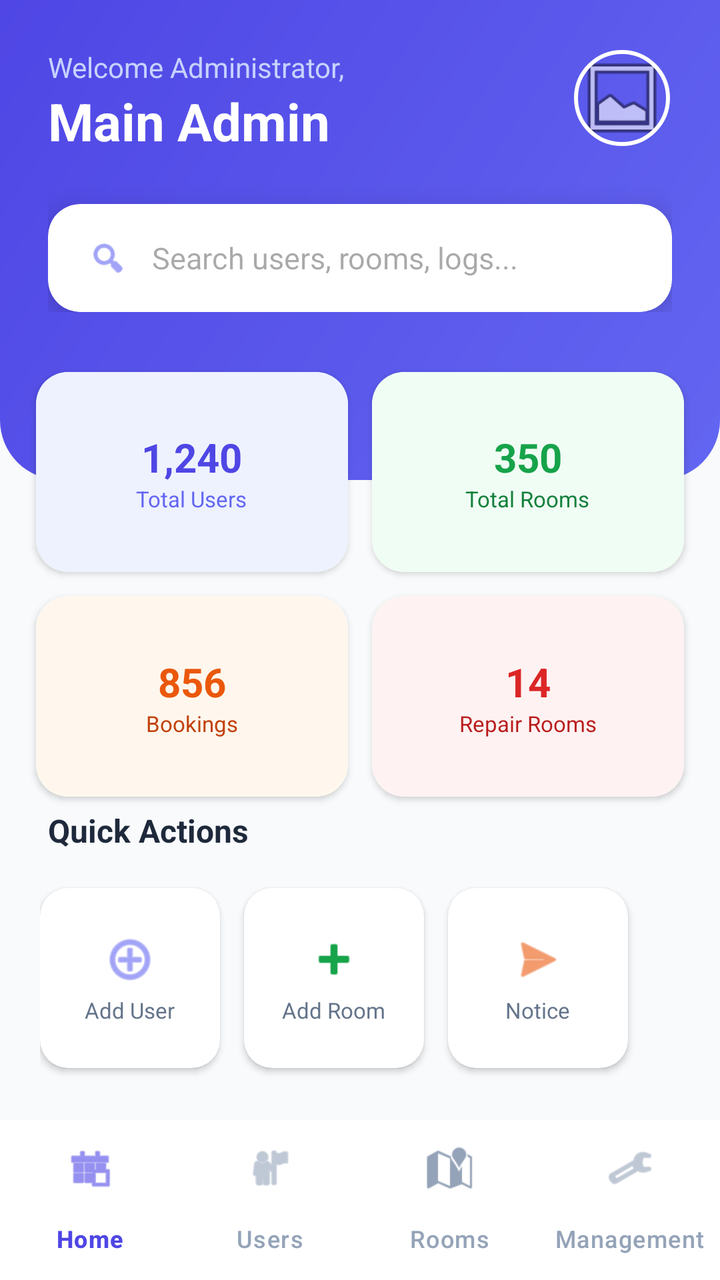
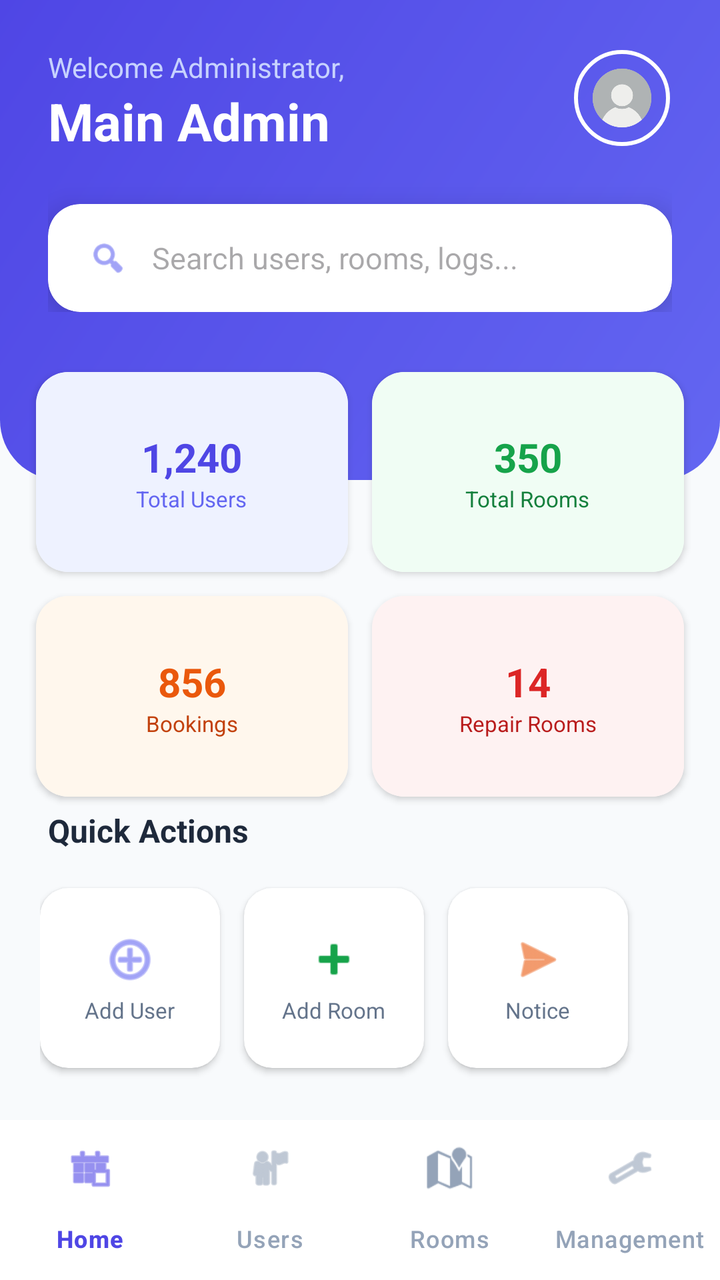

Compare the two renders of this Android layout. The source of the first and the diff that turns it into the second are given below.
<!-- AndroidManifest.xml: application theme Theme.UTMSPACE_HostelBookingSystem -->
<!-- res/layout/activity_admin_dashboard.xml -->
<?xml version="1.0" encoding="utf-8"?>
<androidx.constraintlayout.widget.ConstraintLayout xmlns:android="http://schemas.android.com/apk/res/android"
    xmlns:app="http://schemas.android.com/apk/res-auto"
    xmlns:tools="http://schemas.android.com/tools"
    android:id="@+id/main"
    android:layout_width="match_parent"
    android:layout_height="match_parent"
    android:background="#F8FAFC"
    tools:context=".AdminDashboardActivity">

    
    <View
        android:id="@+id/topHeaderBg"
        android:layout_width="match_parent"
        android:layout_height="240dp"
        android:background="@drawable/dashboard_gradient"
        app:layout_constraintTop_toTopOf="parent" />

    
    <LinearLayout
        android:id="@+id/headerTextLayer"
        android:layout_width="match_parent"
        android:layout_height="wrap_content"
        android:orientation="vertical"
        android:padding="24dp"
        app:layout_constraintTop_toTopOf="parent">

        <RelativeLayout
            android:layout_width="match_parent"
            android:layout_height="wrap_content"
            android:layout_marginBottom="24dp">

            <LinearLayout
                android:layout_width="wrap_content"
                android:layout_height="wrap_content"
                android:orientation="vertical">
                <TextView
                    android:layout_width="wrap_content"
                    android:layout_height="wrap_content"
                    android:text="Welcome Administrator,"
                    android:textColor="#C7D2FE"
                    android:textSize="14sp" />
                <TextView
                    android:id="@+id/tvAdminName"
                    android:layout_width="wrap_content"
                    android:layout_height="wrap_content"
                    android:text="Main Admin"
                    android:textColor="#FFFFFF"
                    android:textSize="26sp"
                    android:textStyle="bold" />
            </LinearLayout>

            <com.google.android.material.imageview.ShapeableImageView
                android:id="@+id/btnAdminProfile"
                android:layout_width="50dp"
                android:layout_height="50dp"
                android:layout_alignParentEnd="true"
                android:src="@android:drawable/ic_menu_gallery"
                android:padding="2dp"
                app:shapeAppearanceOverlay="@style/CircleImage"
                app:strokeColor="#FFFFFF"
                app:strokeWidth="2dp" />
        </RelativeLayout>

        <androidx.cardview.widget.CardView
            android:id="@+id/searchCard"
            android:layout_width="match_parent"
            android:layout_height="54dp"
            app:cardCornerRadius="16dp"
            app:cardElevation="8dp"
            app:cardBackgroundColor="#FFFFFF">
            <LinearLayout
                android:layout_width="match_parent"
                android:layout_height="match_parent"
                android:gravity="center_vertical"
                android:paddingStart="20dp">
                <ImageView
                    android:layout_width="20dp"
                    android:layout_height="20dp"
                    android:src="@android:drawable/ic_menu_search"
                    app:tint="#6366F1" />
                <EditText
                    android:id="@+id/etAdminSearch"
                    android:layout_width="match_parent"
                    android:layout_height="wrap_content"
                    android:hint="Search users, rooms, logs..."
                    android:background="@android:color/transparent"
                    android:paddingStart="12dp"
                    android:textSize="15sp"
                    android:textColor="#1E293B"
                    android:inputType="text"/>
            </LinearLayout>
        </androidx.cardview.widget.CardView>
    </LinearLayout>

    
    <GridLayout
        android:id="@+id/statsGrid"
        android:layout_width="match_parent"
        android:layout_height="0dp"
        android:columnCount="2"
        android:rowCount="2"
        android:paddingHorizontal="12dp"
        app:layout_constraintTop_toBottomOf="@id/headerTextLayer"
        app:layout_constraintBottom_toTopOf="@id/tvQuickActionsLabel"
        app:layout_constraintVertical_weight="1">

        
        <androidx.cardview.widget.CardView
            android:layout_width="0dp"
            android:layout_height="0dp"
            android:layout_columnWeight="1"
            android:layout_rowWeight="1"
            android:layout_margin="6dp"
            app:cardCornerRadius="16dp"
            app:cardElevation="2dp">
            <LinearLayout
                android:layout_width="match_parent"
                android:layout_height="match_parent"
                android:gravity="center"
                android:orientation="vertical"
                android:background="#EEF2FF">
                <TextView
                    android:id="@+id/tvTotalUsers"
                    android:layout_width="wrap_content"
                    android:layout_height="wrap_content"
                    android:text="1,240"
                    android:textColor="#4F46E5"
                    android:textSize="20sp"
                    android:textStyle="bold" />
                <TextView
                    android:layout_width="wrap_content"
                    android:layout_height="wrap_content"
                    android:text="Total Users"
                    android:textColor="#6366F1"
                    android:textSize="11sp" />
            </LinearLayout>
        </androidx.cardview.widget.CardView>

        
        <androidx.cardview.widget.CardView
            android:layout_width="0dp"
            android:layout_height="0dp"
            android:layout_columnWeight="1"
            android:layout_rowWeight="1"
            android:layout_margin="6dp"
            app:cardCornerRadius="16dp"
            app:cardElevation="2dp">
            <LinearLayout
                android:layout_width="match_parent"
                android:layout_height="match_parent"
                android:gravity="center"
                android:orientation="vertical"
                android:background="#F0FDF4">
                <TextView
                    android:id="@+id/tvTotalRooms"
                    android:layout_width="wrap_content"
                    android:layout_height="wrap_content"
                    android:text="350"
                    android:textColor="#16A34A"
                    android:textSize="20sp"
                    android:textStyle="bold" />
                <TextView
                    android:layout_width="wrap_content"
                    android:layout_height="wrap_content"
                    android:text="Total Rooms"
                    android:textColor="#15803D"
                    android:textSize="11sp" />
            </LinearLayout>
        </androidx.cardview.widget.CardView>

        
        <androidx.cardview.widget.CardView
            android:layout_width="0dp"
            android:layout_height="0dp"
            android:layout_columnWeight="1"
            android:layout_rowWeight="1"
            android:layout_margin="6dp"
            app:cardCornerRadius="16dp"
            app:cardElevation="2dp">
            <LinearLayout
                android:layout_width="match_parent"
                android:layout_height="match_parent"
                android:gravity="center"
                android:orientation="vertical"
                android:background="#FFF7ED">
                <TextView
                    android:id="@+id/tvTotalBookings"
                    android:layout_width="wrap_content"
                    android:layout_height="wrap_content"
                    android:text="856"
                    android:textColor="#EA580C"
                    android:textSize="20sp"
                    android:textStyle="bold" />
                <TextView
                    android:layout_width="wrap_content"
                    android:layout_height="wrap_content"
                    android:text="Bookings"
                    android:textColor="#C2410C"
                    android:textSize="11sp" />
            </LinearLayout>
        </androidx.cardview.widget.CardView>

        
        <androidx.cardview.widget.CardView
            android:layout_width="0dp"
            android:layout_height="0dp"
            android:layout_columnWeight="1"
            android:layout_rowWeight="1"
            android:layout_margin="6dp"
            app:cardCornerRadius="16dp"
            app:cardElevation="2dp">
            <LinearLayout
                android:layout_width="match_parent"
                android:layout_height="match_parent"
                android:gravity="center"
                android:orientation="vertical"
                android:background="#FEF2F2">
                <TextView
                    android:id="@+id/tvRepairRooms"
                    android:layout_width="wrap_content"
                    android:layout_height="wrap_content"
                    android:text="14"
                    android:textColor="#DC2626"
                    android:textSize="20sp"
                    android:textStyle="bold" />
                <TextView
                    android:layout_width="wrap_content"
                    android:layout_height="wrap_content"
                    android:text="Repair Rooms"
                    android:textColor="#B91C1C"
                    android:textSize="11sp" />
            </LinearLayout>
        </androidx.cardview.widget.CardView>
    </GridLayout>

    
    <TextView
        android:id="@+id/tvQuickActionsLabel"
        android:layout_width="wrap_content"
        android:layout_height="wrap_content"
        android:layout_marginStart="24dp"
        android:layout_marginBottom="8dp"
        android:text="Quick Actions"
        android:textColor="#1E293B"
        android:textSize="16sp"
        android:textStyle="bold"
        app:layout_constraintBottom_toTopOf="@id/quickActionsScroll"
        app:layout_constraintStart_toStartOf="parent" />

    <HorizontalScrollView
        android:id="@+id/quickActionsScroll"
        android:layout_width="match_parent"
        android:layout_height="110dp"
        android:layout_marginBottom="16dp"
        android:scrollbars="none"
        android:paddingStart="20dp"
        android:clipToPadding="false"
        app:layout_constraintBottom_toTopOf="@id/bottomNavigation">

        <LinearLayout
            android:layout_width="wrap_content"
            android:layout_height="match_parent"
            android:gravity="center_vertical"
            android:orientation="horizontal">

            
            <androidx.cardview.widget.CardView
                android:layout_width="90dp"
                android:layout_height="90dp"
                android:layout_marginEnd="12dp"
                app:cardCornerRadius="14dp"
                app:cardBackgroundColor="#FFFFFF">
                <LinearLayout
                    android:layout_width="match_parent"
                    android:layout_height="match_parent"
                    android:gravity="center"
                    android:orientation="vertical">
                    <ImageView
                        android:layout_width="28dp"
                        android:layout_height="28dp"
                        android:src="@android:drawable/ic_menu_add"
                        app:tint="#6366F1" />
                    <TextView
                        android:layout_width="wrap_content"
                        android:layout_height="wrap_content"
                        android:text="Add User"
                        android:textSize="11sp"
                        android:layout_marginTop="4dp"
                        android:textColor="#64748B" />
                </LinearLayout>
            </androidx.cardview.widget.CardView>

            <androidx.cardview.widget.CardView
                android:layout_width="90dp"
                android:layout_height="90dp"
                android:layout_marginEnd="12dp"
                app:cardCornerRadius="14dp"
                app:cardBackgroundColor="#FFFFFF">
                <LinearLayout
                    android:layout_width="match_parent"
                    android:layout_height="match_parent"
                    android:gravity="center"
                    android:orientation="vertical">
                    <ImageView
                        android:layout_width="28dp"
                        android:layout_height="28dp"
                        android:src="@android:drawable/ic_input_add"
                        app:tint="#16A34A" />
                    <TextView
                        android:layout_width="wrap_content"
                        android:layout_height="wrap_content"
                        android:text="Add Room"
                        android:textSize="11sp"
                        android:layout_marginTop="4dp"
                        android:textColor="#64748B" />
                </LinearLayout>
            </androidx.cardview.widget.CardView>

            <androidx.cardview.widget.CardView
                android:layout_width="90dp"
                android:layout_height="90dp"
                android:layout_marginEnd="12dp"
                app:cardCornerRadius="14dp"
                app:cardBackgroundColor="#FFFFFF">
                <LinearLayout
                    android:layout_width="match_parent"
                    android:layout_height="match_parent"
                    android:gravity="center"
                    android:orientation="vertical">
                    <ImageView
                        android:layout_width="28dp"
                        android:layout_height="28dp"
                        android:src="@android:drawable/ic_menu_send"
                        app:tint="#EA580C" />
                    <TextView
                        android:layout_width="wrap_content"
                        android:layout_height="wrap_content"
                        android:text="Notice"
                        android:textSize="11sp"
                        android:layout_marginTop="4dp"
                        android:textColor="#64748B" />
                </LinearLayout>
            </androidx.cardview.widget.CardView>

        </LinearLayout>
    </HorizontalScrollView>

    
    <com.google.android.material.bottomnavigation.BottomNavigationView
        android:id="@+id/bottomNavigation"
        style="@style/BottomNavStyle"
        android:layout_width="match_parent"
        android:layout_height="80dp"
        app:elevation="8dp"
        app:layout_constraintBottom_toBottomOf="parent"
        app:menu="@menu/admin_nav_menu"
        tools:ignore="VisualLintBottomNav" />

</androidx.constraintlayout.widget.ConstraintLayout>
<!-- resources referenced by this layout -->
<resources>
  <!-- drawable dashboard_gradient (drawable) -->
  <?xml version="1.0" encoding="utf-8"?>
  <shape xmlns:android="http://schemas.android.com/apk/res/android">
      <gradient
          android:startColor="#6366F1"
          android:endColor="#4F46E5"
          android:angle="135"/>
      <corners android:bottomLeftRadius="30dp" android:bottomRightRadius="30dp" />
  </shape>
  <style name="BottomNavStyle" parent="Widget.Material3.BottomNavigationView">
          
          <item name="backgroundTint">@color/white</item>
  
          
          <item name="itemIconTint">@color/nav_item_colors</item>
          <item name="itemTextColor">@color/nav_item_colors</item>
  
          
          <item name="itemActiveIndicatorStyle">@style/App.ActiveIndicator</item>
  
          
          <item name="labelVisibilityMode">labeled</item>
  
          
          <item name="itemTextAppearanceActive">@style/BottomNavText.Active</item>
          <item name="itemTextAppearanceInactive">@style/BottomNavText.Inactive</item>
      </style>
  <style name="CircleImage">
          <item name="cornerSize">50%</item>
      </style>
  <style name="Theme.UTMSPACE_HostelBookingSystem" parent="Base.Theme.UTMSPACE_HostelBookingSystem" />
  <color name="white">#FFFFFFFF</color>
  <style name="App.ActiveIndicator" parent="Widget.Material3.BottomNavigationView.ActiveIndicator">
          
          <item name="android:color">#EEF2FF</item>
          
          <item name="android:width">48dp</item>
      </style>
  <style name="BottomNavText.Active" parent="TextAppearance.Material3.LabelMedium">
          <item name="android:textStyle">bold</item>
          <item name="android:textSize">12sp</item>
      </style>
  <style name="BottomNavText.Inactive" parent="TextAppearance.Material3.LabelMedium">
          <item name="android:textStyle">normal</item>
          <item name="android:textSize">12sp</item>
      </style>
  <style name="Base.Theme.UTMSPACE_HostelBookingSystem" parent="Theme.Material3.DayNight.NoActionBar">
          
          
      </style>
</resources>

<!-- the commit's change to res/layout/activity_admin_dashboard.xml (unified diff, before → after) -->
@@ -55,7 +55,7 @@
                 android:layout_width="50dp"
                 android:layout_height="50dp"
                 android:layout_alignParentEnd="true"
-                android:src="@android:drawable/ic_menu_gallery"
+                android:src="@drawable/profile_pic"
                 android:padding="2dp"
                 app:shapeAppearanceOverlay="@style/CircleImage"
                 app:strokeColor="#FFFFFF"
<!-- resource entries referenced after the edit -->
@@ -9,6 +9,7 @@
           android:angle="135"/>
       <corners android:bottomLeftRadius="30dp" android:bottomRightRadius="30dp" />
   </shape>
+  <!-- drawable profile_pic: png bitmap (drawable, 49379 bytes) -->
   <style name="BottomNavStyle" parent="Widget.Material3.BottomNavigationView">
           
           <item name="backgroundTint">@color/white</item>
